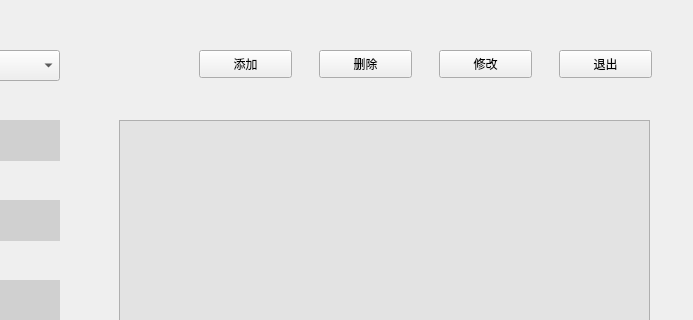
Before: the Qt Designer form UI/Search.ui in ZxxWs/CppClassDesign, drawn with Qt 5; both pictures show x 391 to 1084 and y 0 to 320 of the 1084 by 640 pixel window.
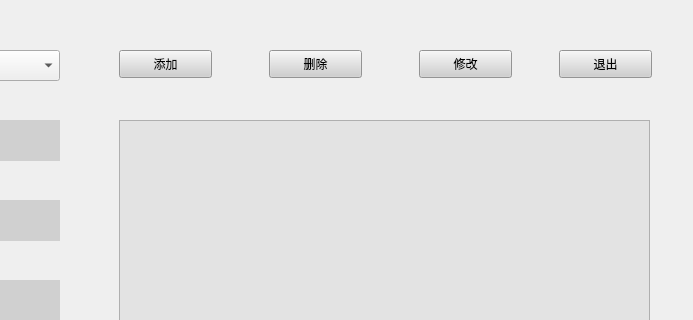
After: the same form once the commit is applied.

Diff of the .ui file:
```diff
--- a/UI/Search.ui
+++ b/UI/Search.ui
@@ -227,12 +227,15 @@
   <widget class="QPushButton" name="AlterButton">
    <property name="geometry">
     <rect>
-     <x>830</x>
+     <x>810</x>
      <y>50</y>
      <width>93</width>
      <height>28</height>
     </rect>
    </property>
+   <property name="styleSheet">
+    <string notr="true">background-color: rgb(207, 207, 207);</string>
+   </property>
    <property name="text">
     <string>修改</string>
    </property>
@@ -246,6 +249,9 @@
      <height>28</height>
     </rect>
    </property>
+   <property name="styleSheet">
+    <string notr="true">background-color: rgb(207, 207, 207);</string>
+   </property>
    <property name="text">
     <string>退出</string>
    </property>
@@ -279,12 +285,15 @@
   <widget class="QPushButton" name="AddButton">
    <property name="geometry">
     <rect>
-     <x>590</x>
+     <x>510</x>
      <y>50</y>
      <width>93</width>
      <height>28</height>
     </rect>
    </property>
+   <property name="styleSheet">
+    <string notr="true">background-color: rgb(207, 207, 207);</string>
+   </property>
    <property name="text">
     <string>添加</string>
    </property>
@@ -292,12 +301,15 @@
   <widget class="QPushButton" name="DelButton">
    <property name="geometry">
     <rect>
-     <x>710</x>
+     <x>660</x>
      <y>50</y>
      <width>93</width>
      <height>28</height>
     </rect>
    </property>
+   <property name="styleSheet">
+    <string notr="true">background-color: rgb(207, 207, 207);</string>
+   </property>
    <property name="text">
     <string>删除</string>
    </property>
```
